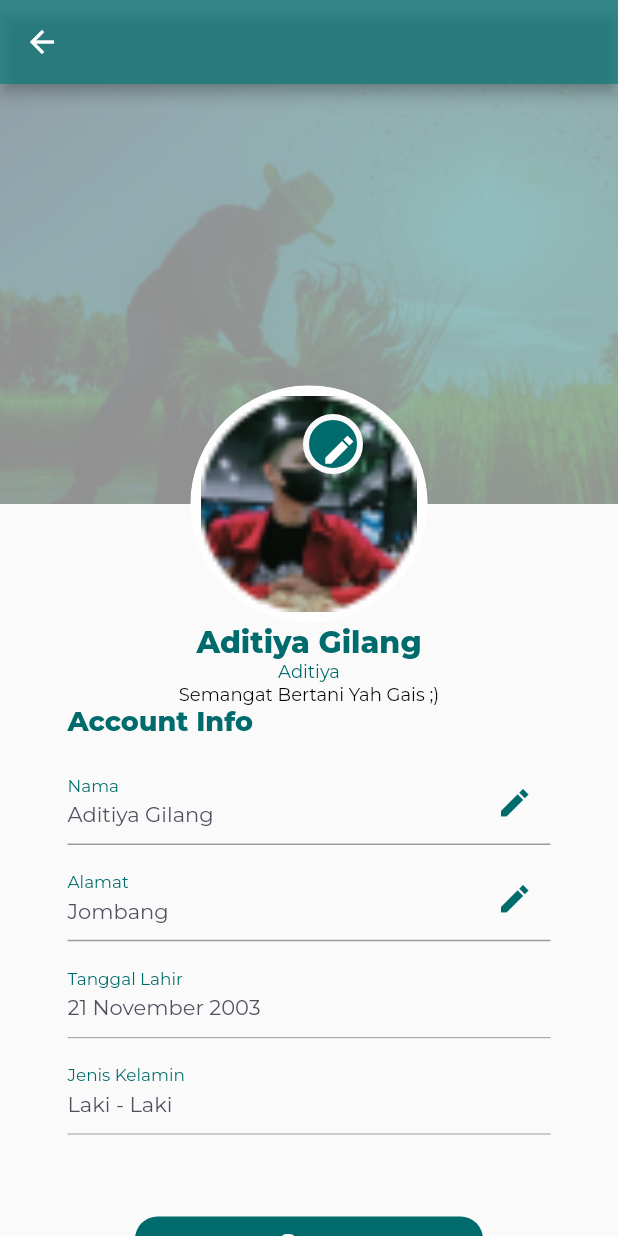
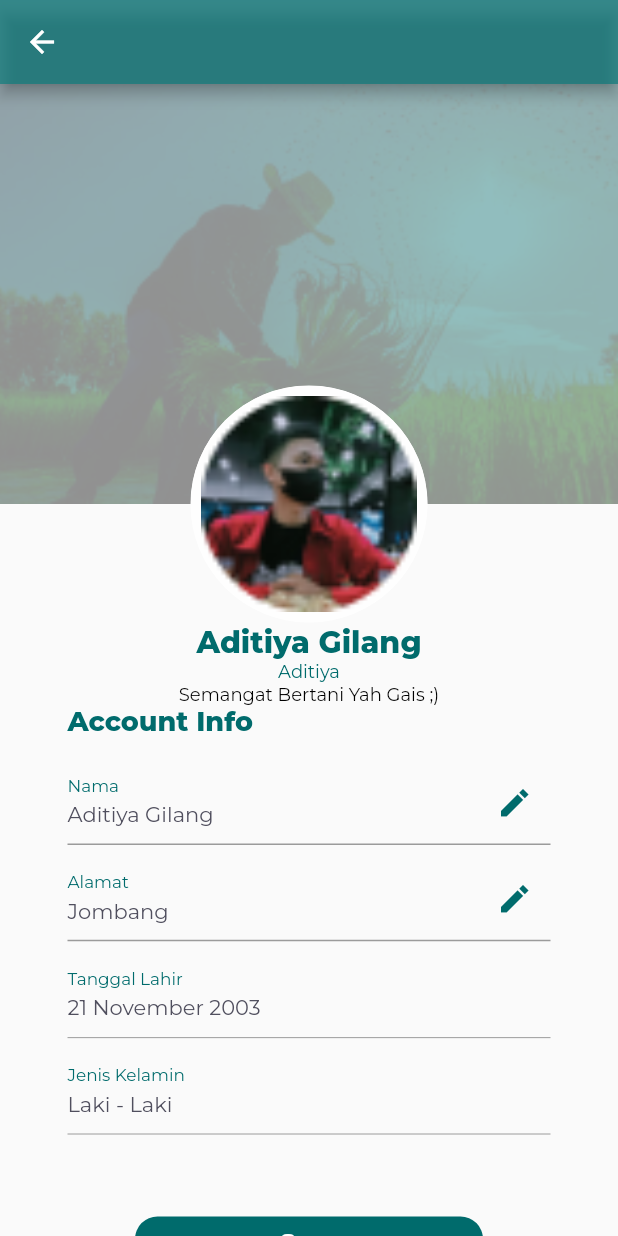
Before and after one commit to W1Z-H4L/uyee, a Flutter app: the Profile screen opened directly, on a phone screen of 412 x 824 dp. Run offline on Flutter 3.47's test engine with Material 2 defaults, Android fonts, the phone set to English and light mode, and no system bars; our stand-ins replace curved_navigation_bar, google_fonts, percent_indicator, shared_preferences; missing offline and left inert: dart:html; accounts and stored records are empty.

Commit message:
edit profil,dashboard2

```diff
--- a/lib/ui/pages/profil.dart
+++ b/lib/ui/pages/profil.dart
@@ -102,28 +102,28 @@ class Profile extends StatelessWidget {
                   // )))
                 ),
               ),
-              Positioned(
-                  bottom: 20,
-                  right: 170,
-                  child: Container(
-                    height: 40,
-                    width: 40,
-                    decoration: BoxDecoration(
-                      shape: BoxShape.circle,
-                      border: Border.all(
-                        width: 4,
-                        color: Theme.of(context).scaffoldBackgroundColor,
-                      ),
-                      color: subtitleColor2,
-                    ),
-                    child: IconButton(
-                      icon: Icon(
-                        Icons.edit_sharp,
-                        color: Colors.white,
-                      ),
-                      onPressed: () {},
-                    ),
-                  ))
+              // Positioned(
+              //     bottom: 20,
+              //     right: 170,
+              //     child: Container(
+              //       height: 40,
+              //       width: 40,
+              //       decoration: BoxDecoration(
+              //         shape: BoxShape.circle,
+              //         border: Border.all(
+              //           width: 4,
+              //           color: Theme.of(context).scaffoldBackgroundColor,
+              //         ),
+              //         color: subtitleColor2,
+              //       ),
+              //       child: IconButton(
+              //         icon: Icon(
+              //           Icons.edit_sharp,
+              //           color: Colors.white,
+              //         ),
+              //         onPressed: () {},
+              //       ),
+              //     ))
             ],
           ),
           SizedBox(
```
